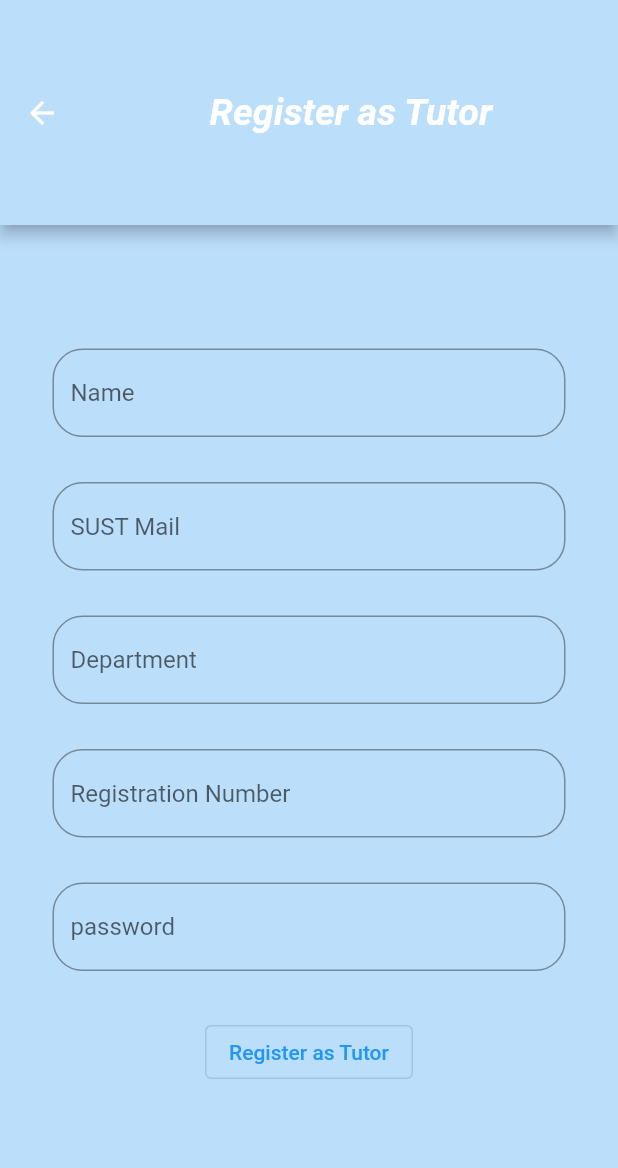
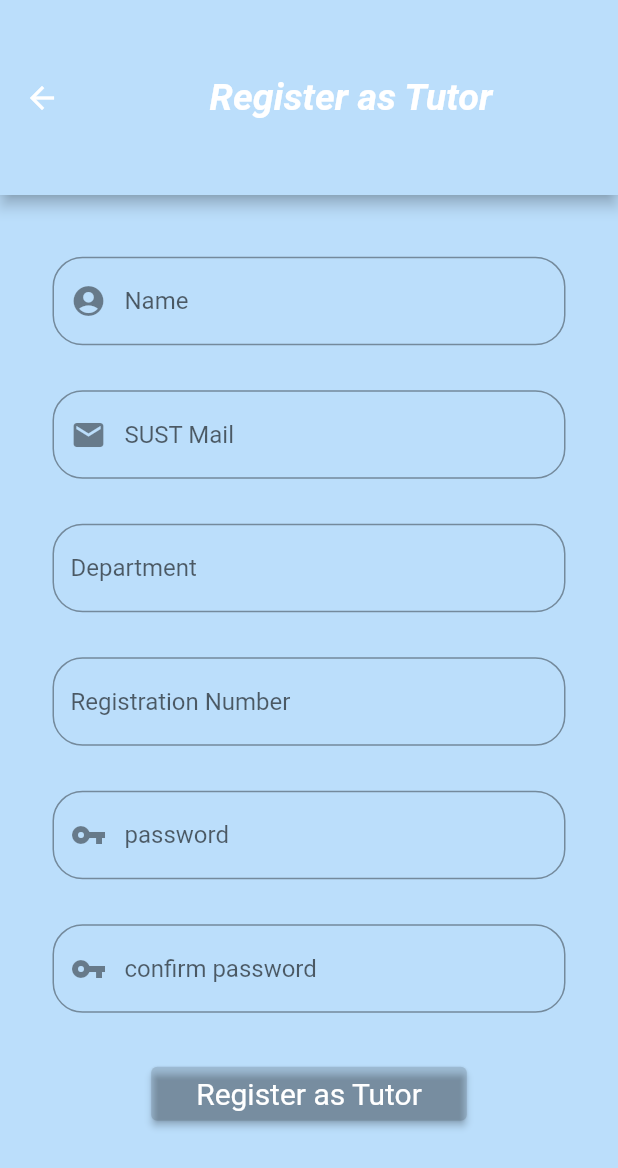
Before and after one commit to cse-250-2018/G22-Tuition-Media, a Flutter app: the screen it shows after launch, after a tap on "Register as Tutor", on a phone screen of 412 x 824 dp. Shown: the top 1168 px of the screen. Run offline on Flutter 3.47's test engine with Material 2 defaults, Android fonts, the phone set to English and light mode, and no system bars; our stand-ins replace firebase_auth; accounts and stored records are empty.

Commit message:
2nd commit from flutter

```diff
--- a/lib/parent_login.dart
+++ b/lib/parent_login.dart
@@ -1,3 +1,4 @@
+import 'package:firebase_auth/firebase_auth.dart';
 import 'package:flutter/material.dart';
 import 'package:tuitionmedia/homepage.dart';
 import 'package:tuitionmedia/parent_registration.dart';
@@ -12,6 +13,15 @@ class ParentLogin extends StatefulWidget {
 }
 
 class _ParentLoginState extends State<ParentLogin> {
+  //form key
+  final _formKey = GlobalKey<FormState>();
+
+  //editing controller
+  final TextEditingController emailController = TextEditingController();
+  final TextEditingController passwordController = TextEditingController();
+
+  set emailField(TextFormField emailField) {}
+
   @override
   Widget build(BuildContext context) {
     return Scaffold(
@@ -32,6 +42,8 @@ class _ParentLoginState extends State<ParentLogin> {
       ),
       body: SingleChildScrollView(
         child: Stack(
+          //newly added
+          key: _formKey,
           children: [
             Center(
               child: Container(
@@ -41,10 +53,17 @@ class _ParentLoginState extends State<ParentLogin> {
                       left: 35),
                   child: Column(
                     children: [
-                      const TextField(
-                        decoration: InputDecoration(
-                          // fillColor: Colors.grey,
-                          //filled:true,
+                      emailField = TextFormField(
+                        autofocus: false,
+                        controller: emailController,
+                        keyboardType: TextInputType.emailAddress,
+                        onSaved: (value) {
+                          emailController.text = value!;
+                          debugPrint(emailController.text);
+                        },
+                        textInputAction: TextInputAction.next,
+                        decoration: const InputDecoration(
+                          prefixIcon: Icon(Icons.mail),
                           hintText: 'Email',
                           border: OutlineInputBorder(
                             borderRadius:
@@ -55,11 +74,11 @@ class _ParentLoginState extends State<ParentLogin> {
                       const SizedBox(
                         height: 30,
                       ),
-                      const TextField(
+                       TextField(
                         obscureText: true,
-                        decoration: InputDecoration(
-                          // fillColor: Colors.grey,
-                          //filled:true,
+                        controller: passwordController,
+                        decoration: const InputDecoration(
+                          prefixIcon: Icon(Icons.vpn_key),
                           hintText: 'password',
                           border: OutlineInputBorder(
                             borderRadius:
@@ -73,16 +92,23 @@ class _ParentLoginState extends State<ParentLogin> {
                       Row(
                         mainAxisAlignment: MainAxisAlignment.center,
                         children: [
-                          OutlinedButton(
+                          ElevatedButton(
                             onPressed: () {
                               Navigator.push(
                                 context,
-                                MaterialPageRoute(builder: (context) => const Homepage()),
-                               );
+                                MaterialPageRoute(
+                                    builder: (context) => const Homepage()),
+                              );
                             },
-                            style: const ButtonStyle(),
+                            style: ElevatedButton.styleFrom(
+                              textStyle: const TextStyle(fontSize: 20),
+                              primary: Colors.black12, //background
+                              onPrimary: Colors.white, //foreground
+
+                              padding: const EdgeInsets.symmetric(horizontal: 30),
+
+                            ),
                             child: (const Text('Log In as Parent')),
-
                           )
                         ],
                       ),
@@ -97,8 +123,7 @@ class _ParentLoginState extends State<ParentLogin> {
                               Navigator.push(
                                 context,
                                 MaterialPageRoute(
-                                    builder: (context) =>
-                                        const TutorLogin()),
+                                    builder: (context) => const TutorLogin()),
                               );
                             },
                             child: const Text(
--- a/lib/parent_registration.dart
+++ b/lib/parent_registration.dart
@@ -9,6 +9,7 @@ class ParentRegistration extends StatefulWidget {
 }
 
 class _ParentRegistrationState extends State<ParentRegistration> {
+
   @override
   Widget build(BuildContext context) {
     return  Scaffold(
@@ -53,7 +54,7 @@ class _ParentRegistrationState extends State<ParentRegistration> {
                       ),
                       const TextField(
                         decoration: InputDecoration(
-
+                          prefixIcon: Icon(Icons.mail),
                           hintText: 'Gmail',
                           border: OutlineInputBorder(
                             borderRadius:
@@ -66,7 +67,7 @@ class _ParentRegistrationState extends State<ParentRegistration> {
                       ),
                       const TextField(
                         decoration: InputDecoration(
-
+                          prefixIcon: Icon(Icons.mail),
                           hintText:'Referred SUST Mail',
                           border: OutlineInputBorder(
                             borderRadius:
@@ -94,6 +95,7 @@ class _ParentRegistrationState extends State<ParentRegistration> {
                       const TextField(
                         obscureText: true,
                         decoration: InputDecoration(
+                          prefixIcon: Icon(Icons.vpn_key),
                           // fillColor: Colors.grey,
                           //filled:true,
                           hintText: 'password',
@@ -109,14 +111,21 @@ class _ParentRegistrationState extends State<ParentRegistration> {
                       Row(
                         mainAxisAlignment: MainAxisAlignment.center,
                         children: [
-                          OutlinedButton(
+                          ElevatedButton(
                             onPressed: () {
                               Navigator.push(
                                 context,
                                 MaterialPageRoute(builder: (context) => const ParentLogin()),
                                );
                             },
-                            style: const ButtonStyle(),
+                            style: ElevatedButton.styleFrom(
+                              textStyle: const TextStyle(fontSize: 20),
+                              primary: Colors.black12, //background
+                              onPrimary: Colors.white, //foreground
+
+                              padding: const EdgeInsets.symmetric(horizontal: 30),
+
+                            ),
                             child: (const Text('Register as Parent')),
                           )
                         ],
--- a/lib/tutor_login.dart
+++ b/lib/tutor_login.dart
@@ -41,6 +41,7 @@ class _TutorLoginState extends State<TutorLogin> {
                     children: [
                       const TextField(
                         decoration: InputDecoration(
+                          prefixIcon: Icon(Icons.mail),
                           // fillColor: Colors.grey,
                           //filled:true,
                           hintText: 'Email',
@@ -51,11 +52,13 @@ class _TutorLoginState extends State<TutorLogin> {
                         ),
                       ),
                       const SizedBox(
-                        height: 30,
+                        height: 50,
                       ),
                       const TextField(
                         obscureText: true,
                         decoration: InputDecoration(
+                          //new
+                          prefixIcon: Icon(Icons.vpn_key),
                           // fillColor: Colors.grey,
                           //filled:true,
                           hintText: 'password',
@@ -66,19 +69,26 @@ class _TutorLoginState extends State<TutorLogin> {
                         ),
                       ),
                       const SizedBox(
-                        height: 30,
+                        height: 50,
                       ),
                       Row(
                         mainAxisAlignment: MainAxisAlignment.center,
                         children: [
-                          OutlinedButton(
+                          ElevatedButton(
                             onPressed: () {
                               Navigator.push(
                                 context,
                                 MaterialPageRoute(builder: (context) => const TutorsProfile()),
                                );
                             },
-                            style: const ButtonStyle(),
+                            style: ElevatedButton.styleFrom(
+                              textStyle: const TextStyle(fontSize: 20),
+                              primary: Colors.black12, //background
+                              onPrimary: Colors.white, //foreground
+
+                              padding: const EdgeInsets.symmetric(horizontal: 30),
+
+                            ),
                             child: (const Text('Log In as Tutor')),
                           )
                         ],
--- a/lib/tutor_registration.dart
+++ b/lib/tutor_registration.dart
@@ -1,3 +1,4 @@
+import 'package:firebase_auth/firebase_auth.dart';
 import 'package:flutter/material.dart';
 import 'package:tuitionmedia/tutor_login.dart';
 
@@ -9,6 +10,17 @@ class TutorRegistration extends StatefulWidget {
 }
 
 class _TutorRegistrationState extends State<TutorRegistration> {
+
+  final _formkey = GlobalKey<FormState>();
+
+//editing controller
+  final  nameController = TextEditingController();
+  final  emailController = TextEditingController();
+   final  deptController = TextEditingController();
+  final  registrationController = TextEditingController();
+   final  passwordController = TextEditingController();
+  final  confirmpasswordController = TextEditingController();
+
   @override
   Widget build(BuildContext context) {
     return Scaffold(
@@ -25,7 +37,7 @@ class _TutorRegistrationState extends State<TutorRegistration> {
             ),
           ),
         ),
-        toolbarHeight: 150,
+        toolbarHeight: 130,
       ),
       body:SingleChildScrollView(
         child: Stack(
@@ -33,14 +45,15 @@ class _TutorRegistrationState extends State<TutorRegistration> {
             Center(
               child: Container(
                   padding: EdgeInsets.only(
-                      top: MediaQuery.of(context).size.height * 0.1,
+                      top: MediaQuery.of(context).size.height * 0.05,
                       right: 35,
                       left: 35),
                   child: Column(
                     children: [
-                      const TextField(
-                        decoration: InputDecoration(
-
+                       TextField(
+                        controller: nameController,
+                        decoration:const InputDecoration(
+                          prefixIcon: Icon(Icons.account_circle),
                           hintText: 'Name ',
                           border: OutlineInputBorder(
                             borderRadius:
@@ -51,9 +64,10 @@ class _TutorRegistrationState extends State<TutorRegistration> {
                       const SizedBox(
                         height: 30,
                       ),
-                      const TextField(
-                        decoration: InputDecoration(
-
+                       TextField(
+                        controller: emailController,
+                        decoration:const InputDecoration(
+                          prefixIcon: Icon(Icons.mail),
                           hintText: 'SUST Mail',
                           border: OutlineInputBorder(
                             borderRadius:
@@ -64,8 +78,9 @@ class _TutorRegistrationState extends State<TutorRegistration> {
                       const SizedBox(
                         height: 30,
                       ),
-                      const TextField(
-                        decoration: InputDecoration(
+                       TextField(
+                        controller: deptController,
+                        decoration: const InputDecoration(
 
                           hintText: 'Department',
                           border: OutlineInputBorder(
@@ -77,8 +92,9 @@ class _TutorRegistrationState extends State<TutorRegistration> {
                       const SizedBox(
                         height: 30,
                       ),
-                      const TextField(
-                        decoration: InputDecoration(
+                       TextField(
+                        controller: registrationController,
+                        decoration:const InputDecoration(
 
                           hintText: 'Registration Number',
                           border: OutlineInputBorder(
@@ -91,11 +107,27 @@ class _TutorRegistrationState extends State<TutorRegistration> {
                         height: 30,
                       ),
 
-                      const TextField(
+                       TextField(
                         obscureText: true,
-                        decoration: InputDecoration(
-
+                        controller: passwordController,
+                        decoration: const InputDecoration(
+                          prefixIcon: Icon(Icons.vpn_key),
                           hintText: 'password',
+                          border: OutlineInputBorder(
+                            borderRadius:
+                                BorderRadius.all(Radius.circular(20.0)),
+                          ),
+                        ),
+                      ),
+                      const SizedBox(
+                        height: 30,
+                      ),
+                       TextField(
+                        obscureText: true,
+                        controller: confirmpasswordController,
+                        decoration:const InputDecoration(
+                          prefixIcon: Icon(Icons.vpn_key),
+                          hintText: 'confirm password',
                           border: OutlineInputBorder(
                             borderRadius:
                                 BorderRadius.all(Radius.circular(20.0)),
@@ -108,14 +140,21 @@ class _TutorRegistrationState extends State<TutorRegistration> {
                       Row(
                         mainAxisAlignment: MainAxisAlignment.center,
                         children: [
-                          OutlinedButton(
+                          ElevatedButton(
                             onPressed: () {
                               Navigator.push(
                                 context,
                                 MaterialPageRoute(builder: (context) =>const TutorLogin()),
                                );
                             },
-                            style: const ButtonStyle(),
+                            style: ElevatedButton.styleFrom(
+                              textStyle: const TextStyle(fontSize: 20),
+                              primary: Colors.black12, //background
+                              onPrimary: Colors.white, //foreground
+
+                              padding: const EdgeInsets.symmetric(horizontal: 30),
+
+                            ),
                             child: (const Text('Register as Tutor')),
                           )
                         ],
--- a/pubspec.yaml
+++ b/pubspec.yaml
@@ -30,6 +30,9 @@ dependencies:
   flutter:
     sdk: flutter
   firebase_auth: ^3.2.0
+  #firebase_auth: 0.7.0
+
+
 
   # The following adds the Cupertino Icons font to your application.
   # Use with the CupertinoIcons class for iOS style icons.
```
Also changed, not shown: 3 other files.
